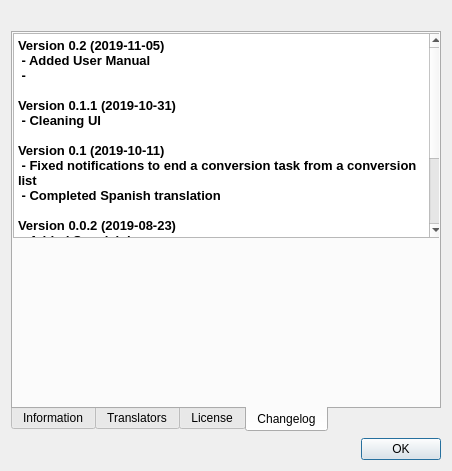
Qt form ui/aboutdialog.ui (swl-x/MystiQ) before a commit.
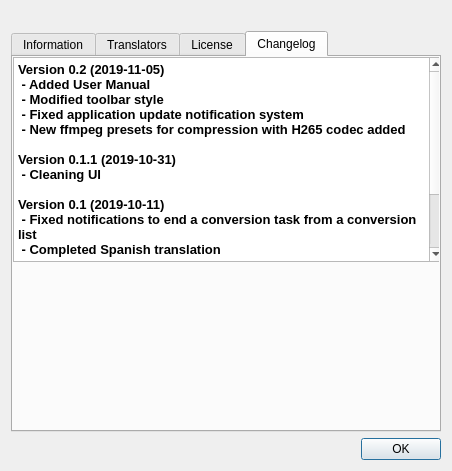
The same form after that commit. The open tabs and pages were chosen to show the change. Icons and pictures are not drawn.

The edit to the form file:
```diff
--- a/ui/aboutdialog.ui
+++ b/ui/aboutdialog.ui
@@ -30,7 +30,7 @@
       <bool>true</bool>
      </property>
      <property name="tabPosition">
-      <enum>QTabWidget::South</enum>
+      <enum>QTabWidget::North</enum>
      </property>
      <property name="currentIndex">
       <number>0</number>
@@ -203,7 +203,9 @@
 &lt;/style&gt;&lt;/head&gt;&lt;body style=&quot; font-family:'Fira Sans'; font-size:10pt; font-weight:400; font-style:normal;&quot;&gt;
 &lt;p style=&quot; margin-top:0px; margin-bottom:0px; margin-left:0px; margin-right:0px; -qt-block-indent:0; text-indent:0px;&quot;&gt;&lt;span style=&quot; font-family:'Fira Sans'; font-weight:600;&quot;&gt;Version 0.2 (2019-11-05)&lt;/span&gt;&lt;/p&gt;
 &lt;p style=&quot; margin-top:0px; margin-bottom:0px; margin-left:0px; margin-right:0px; -qt-block-indent:0; text-indent:0px;&quot;&gt;&lt;span style=&quot; font-family:'Fira Sans'; font-weight:600;&quot;&gt; - Added User Manual&lt;/span&gt;&lt;/p&gt;
-&lt;p style=&quot; margin-top:0px; margin-bottom:0px; margin-left:0px; margin-right:0px; -qt-block-indent:0; text-indent:0px;&quot;&gt;&lt;span style=&quot; font-family:'Fira Sans'; font-weight:600;&quot;&gt; - &lt;/span&gt;&lt;/p&gt;
+&lt;p style=&quot; margin-top:0px; margin-bottom:0px; margin-left:0px; margin-right:0px; -qt-block-indent:0; text-indent:0px;&quot;&gt;&lt;span style=&quot; font-family:'Fira Sans'; font-weight:600;&quot;&gt; - Modified toolbar style&lt;/span&gt;&lt;/p&gt;
+&lt;p style=&quot; margin-top:0px; margin-bottom:0px; margin-left:0px; margin-right:0px; -qt-block-indent:0; text-indent:0px;&quot;&gt;&lt;span style=&quot; font-family:'Fira Sans'; font-weight:600;&quot;&gt; - Fixed application update notification system&lt;/span&gt;&lt;/p&gt;
+&lt;p style=&quot; margin-top:0px; margin-bottom:0px; margin-left:0px; margin-right:0px; -qt-block-indent:0; text-indent:0px;&quot;&gt;&lt;span style=&quot; font-family:'Fira Sans'; font-weight:600;&quot;&gt; - New ffmpeg presets for compression with H265 codec added&lt;/span&gt;&lt;/p&gt;
 &lt;p style=&quot;-qt-paragraph-type:empty; margin-top:0px; margin-bottom:0px; margin-left:0px; margin-right:0px; -qt-block-indent:0; text-indent:0px; font-family:'Fira Sans'; font-weight:600;&quot;&gt;&lt;br /&gt;&lt;/p&gt;
 &lt;p style=&quot; margin-top:0px; margin-bottom:0px; margin-left:0px; margin-right:0px; -qt-block-indent:0; text-indent:0px;&quot;&gt;&lt;span style=&quot; font-family:'Fira Sans'; font-weight:600;&quot;&gt;Version 0.1.1 (2019-10-31)&lt;/span&gt;&lt;/p&gt;
 &lt;p style=&quot; margin-top:0px; margin-bottom:0px; margin-left:0px; margin-right:0px; -qt-block-indent:0; text-indent:0px;&quot;&gt;&lt;span style=&quot; font-family:'Fira Sans'; font-weight:600;&quot;&gt; - Cleaning UI&lt;/span&gt;&lt;/p&gt;
@@ -216,11 +218,7 @@
 &lt;p style=&quot; margin-top:0px; margin-bottom:0px; margin-left:0px; margin-right:0px; -qt-block-indent:0; text-indent:0px;&quot;&gt;&lt;span style=&quot; font-family:'Fira Sans'; font-weight:600;&quot;&gt; - Added Spanish language&lt;/span&gt;&lt;/p&gt;
 &lt;p style=&quot;-qt-paragraph-type:empty; margin-top:0px; margin-bottom:0px; margin-left:0px; margin-right:0px; -qt-block-indent:0; text-indent:0px; font-family:'Fira Sans'; font-weight:600;&quot;&gt;&lt;br /&gt;&lt;/p&gt;
 &lt;p style=&quot; margin-top:0px; margin-bottom:0px; margin-left:0px; margin-right:0px; -qt-block-indent:0; text-indent:0px;&quot;&gt;&lt;span style=&quot; font-family:'Fira Sans'; font-size:medium; font-weight:600;&quot;&gt;Version 0.0.1 (2019-08-12)&lt;/span&gt;&lt;/p&gt;
-&lt;p style=&quot; margin-top:0px; margin-bottom:0px; margin-left:0px; margin-right:0px; -qt-block-indent:0; text-indent:0px;&quot;&gt;&lt;span style=&quot; font-family:'Fira Sans'; font-size:medium; font-weight:600;&quot;&gt; - First stable release.&lt;/span&gt;&lt;/p&gt;
-&lt;p style=&quot;-qt-paragraph-type:empty; margin-top:0px; margin-bottom:0px; margin-left:0px; margin-right:0px; -qt-block-indent:0; text-indent:0px; font-family:'Fira Sans'; font-weight:600;&quot;&gt;&lt;br /&gt;&lt;/p&gt;
-&lt;p style=&quot;-qt-paragraph-type:empty; margin-top:0px; margin-bottom:0px; margin-left:0px; margin-right:0px; -qt-block-indent:0; text-indent:0px; font-family:'Fira Sans'; font-weight:600;&quot;&gt;&lt;br /&gt;&lt;/p&gt;
-&lt;p style=&quot;-qt-paragraph-type:empty; margin-top:0px; margin-bottom:0px; margin-left:0px; margin-right:0px; -qt-block-indent:0; text-indent:0px; font-family:'Fira Sans'; font-weight:600;&quot;&gt;&lt;br /&gt;&lt;/p&gt;
-&lt;p style=&quot;-qt-paragraph-type:empty; margin-top:0px; margin-bottom:0px; margin-left:0px; margin-right:0px; -qt-block-indent:0; text-indent:0px; font-family:'Fira Sans'; font-size:large; font-weight:600;&quot;&gt;&lt;br /&gt;&lt;/p&gt;&lt;/body&gt;&lt;/html&gt;</string>
+&lt;p style=&quot; margin-top:0px; margin-bottom:0px; margin-left:0px; margin-right:0px; -qt-block-indent:0; text-indent:0px;&quot;&gt;&lt;span style=&quot; font-family:'Fira Sans'; font-size:medium; font-weight:600;&quot;&gt; - First stable release.&lt;/span&gt;&lt;/p&gt;&lt;/body&gt;&lt;/html&gt;</string>
        </property>
        <property name="overwriteMode">
         <bool>true</bool>
```
